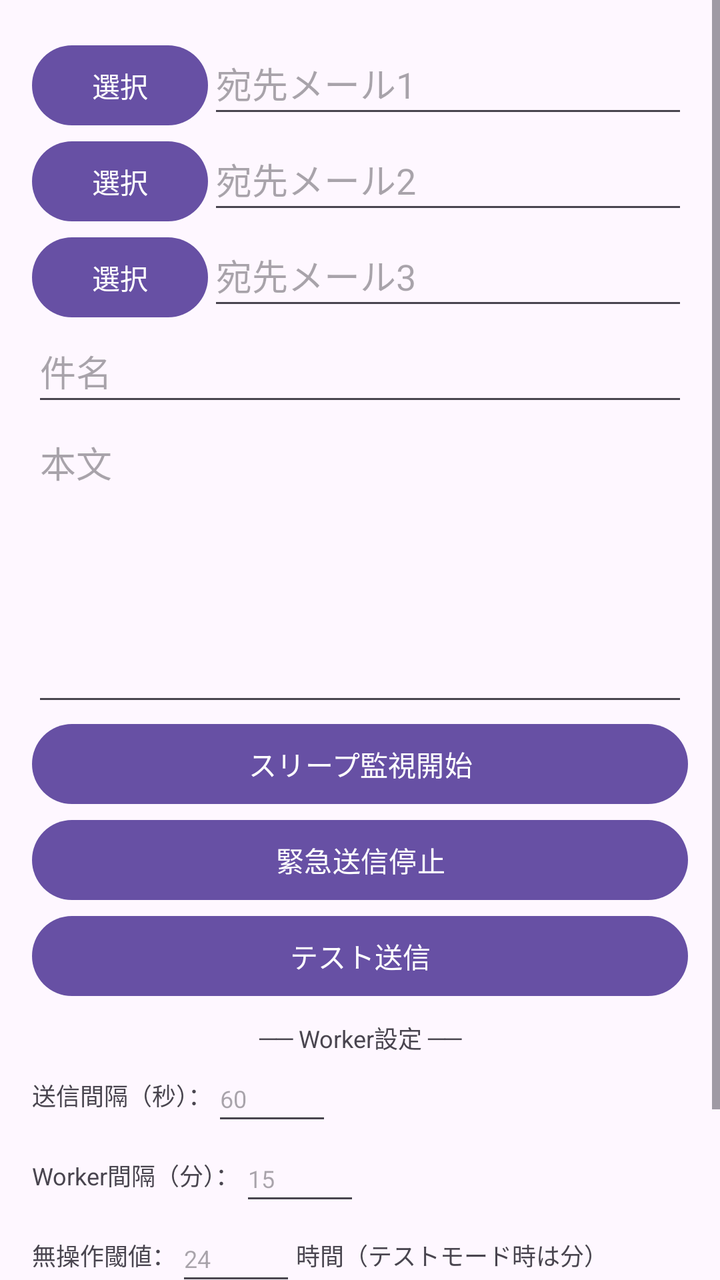
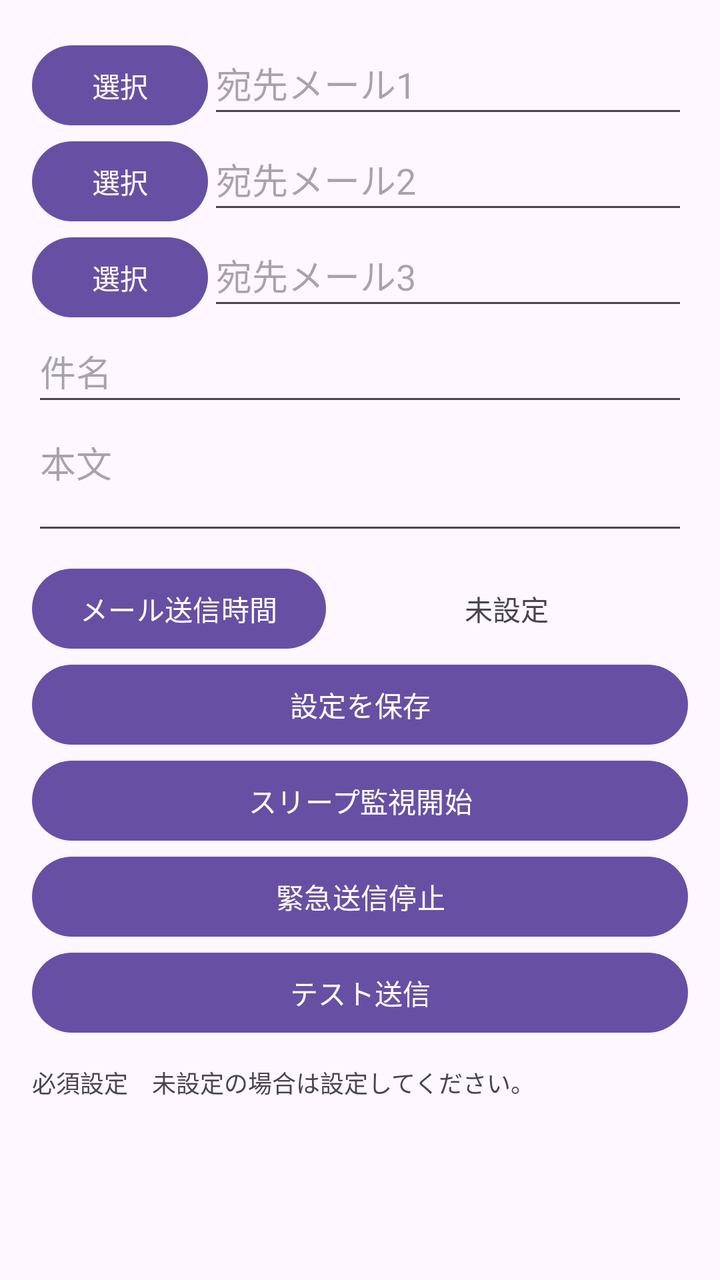

The first picture is an Android layout as it rendered before a commit; the second is the same layout after the commit. The layout source and the unified diff follow.
<!-- AndroidManifest.xml: activity theme Theme.SleepAlertApp -->
<!-- res/layout/activity_main.xml -->
<ScrollView
    xmlns:android="http://schemas.android.com/apk/res/android"
    xmlns:tools="http://schemas.android.com/tools"
    android:layout_width="match_parent"
    android:layout_height="match_parent"
    tools:context=".MainActivity">

    <LinearLayout
        android:layout_width="match_parent"
        android:layout_height="wrap_content"
        android:orientation="vertical"
        android:padding="16dp">

        
        <LinearLayout
            android:layout_width="match_parent"
            android:layout_height="wrap_content"
            android:orientation="horizontal">

            <Button
                android:id="@+id/buttonSelect1"
                android:layout_width="wrap_content"
                android:layout_height="wrap_content"
                android:text="選択" />

            <EditText
                android:id="@+id/editTextTo1"
                android:layout_width="0dp"
                android:layout_height="48dp"
                android:layout_weight="1"
                android:hint="宛先メール1"
                android:inputType="textEmailAddress" />
        </LinearLayout>

        
        <LinearLayout
            android:layout_width="match_parent"
            android:layout_height="wrap_content"
            android:orientation="horizontal">

            <Button
                android:id="@+id/buttonSelect2"
                android:layout_width="wrap_content"
                android:layout_height="wrap_content"
                android:text="選択" />

            <EditText
                android:id="@+id/editTextTo2"
                android:layout_width="0dp"
                android:layout_height="48dp"
                android:layout_weight="1"
                android:hint="宛先メール2"
                android:inputType="textEmailAddress" />
        </LinearLayout>

        
        <LinearLayout
            android:layout_width="match_parent"
            android:layout_height="wrap_content"
            android:orientation="horizontal">

            <Button
                android:id="@+id/buttonSelect3"
                android:layout_width="wrap_content"
                android:layout_height="wrap_content"
                android:text="選択" />

            <EditText
                android:id="@+id/editTextTo3"
                android:layout_width="0dp"
                android:layout_height="48dp"
                android:layout_weight="1"
                android:hint="宛先メール3"
                android:inputType="textEmailAddress" />
        </LinearLayout>

        
        <EditText
            android:id="@+id/editTextSubject"
            android:layout_width="match_parent"
            android:layout_height="48dp"
            android:hint="件名" />

        
        <EditText
            android:id="@+id/editTextBody"
            android:layout_width="match_parent"
            android:layout_height="150dp"
            android:hint="本文"
            android:gravity="top"
            android:inputType="textMultiLine" />

        
        <Button
            android:id="@+id/buttonStart"
            android:layout_width="match_parent"
            android:layout_height="wrap_content"
            android:minHeight="48dp"
            android:text="スリープ監視開始" />

        
        <Button
            android:id="@+id/buttonStop"
            android:layout_width="match_parent"
            android:layout_height="wrap_content"
            android:minHeight="48dp"
            android:text="緊急送信停止" />

        
        <Button
            android:id="@+id/buttonTestSend"
            android:layout_width="match_parent"
            android:layout_height="wrap_content"
            android:minHeight="48dp"
            android:text="テスト送信" />

        
        <TextView
            android:layout_width="match_parent"
            android:layout_height="wrap_content"
            android:text="── Worker設定 ──"
            android:gravity="center"
            android:layout_marginTop="8dp"
            android:textSize="12sp" />

        
        <LinearLayout
            android:layout_width="match_parent"
            android:layout_height="wrap_content"
            android:orientation="horizontal">

            <TextView
                android:layout_width="wrap_content"
                android:layout_height="wrap_content"
                android:text="送信間隔（秒）："
                android:textSize="12sp"
                android:layout_gravity="center_vertical" />

            <EditText
                android:id="@+id/editTextSendInterval"
                android:layout_width="60dp"
                android:layout_height="40dp"
                android:textSize="12sp"
                android:inputType="number"
                android:hint="60" />
        </LinearLayout>

        
        <LinearLayout
            android:layout_width="match_parent"
            android:layout_height="wrap_content"
            android:orientation="horizontal">

            <TextView
                android:layout_width="wrap_content"
                android:layout_height="wrap_content"
                android:text="Worker間隔（分）："
                android:textSize="12sp"
                android:layout_gravity="center_vertical" />

            <EditText
                android:id="@+id/editTextWorkerInterval"
                android:layout_width="60dp"
                android:layout_height="40dp"
                android:textSize="12sp"
                android:inputType="number"
                android:hint="15" />
        </LinearLayout>

        
        <LinearLayout
            android:layout_width="match_parent"
            android:layout_height="wrap_content"
            android:orientation="horizontal">

            <TextView
                android:layout_width="wrap_content"
                android:layout_height="wrap_content"
                android:text="無操作閾値："
                android:textSize="12sp"
                android:layout_gravity="center_vertical" />

            <EditText
                android:id="@+id/editTextThreshold"
                android:layout_width="60dp"
                android:layout_height="40dp"
                android:textSize="12sp"
                android:inputType="number"
                android:hint="24" />

            <TextView
                android:layout_width="wrap_content"
                android:layout_height="wrap_content"
                android:text="時間（テストモード時は分）"
                android:textSize="12sp"
                android:layout_gravity="center_vertical" />
        </LinearLayout>

        
        <LinearLayout
            android:layout_width="match_parent"
            android:layout_height="wrap_content"
            android:orientation="horizontal">

            <TextView
                android:layout_width="wrap_content"
                android:layout_height="wrap_content"
                android:text="テストモード（閾値を分単位に）："
                android:textSize="12sp"
                android:layout_gravity="center_vertical" />

            <Switch
                android:id="@+id/switchTestMode"
                android:layout_width="wrap_content"
                android:layout_height="wrap_content" />
        </LinearLayout>

        <Button
            android:id="@+id/buttonSaveWorkerSettings"
            android:layout_width="match_parent"
            android:layout_height="wrap_content"
            android:minHeight="48dp"
            android:textSize="12sp"
            android:text="設定を保存" />

    </LinearLayout>
</ScrollView>
<!-- resources referenced by this layout -->
<resources>
  <style name="Theme.SleepAlertApp" parent="Base.Theme.SleepAlertApp" />
  <style name="Base.Theme.SleepAlertApp" parent="Theme.Material3.DayNight.NoActionBar">
          
          
      </style>
</resources>

<!-- the commit's change to res/layout/activity_main.xml (unified diff, before → after) -->
@@ -85,10 +85,45 @@
         <EditText
             android:id="@+id/editTextBody"
             android:layout_width="match_parent"
-            android:layout_height="150dp"
+            android:layout_height="wrap_content"
             android:hint="本文"
             android:gravity="top"
+            android:lines="2"
+            android:maxLines="2"
+            android:minLines="2"
             android:inputType="textMultiLine" />
+
+        
+        <LinearLayout
+            android:layout_width="match_parent"
+            android:layout_height="wrap_content"
+            android:orientation="horizontal"
+            android:layout_marginTop="8dp">
+
+            <Button
+                android:id="@+id/buttonSendInterval"
+                android:layout_width="wrap_content"
+                android:layout_height="wrap_content"
+                android:text="メール送信時間" />
+
+            <TextView
+                android:id="@+id/textViewSendInterval"
+                android:layout_width="0dp"
+                android:layout_height="wrap_content"
+                android:layout_weight="1"
+                android:layout_gravity="center_vertical"
+                android:text="未設定"
+                android:textSize="14sp"
+                android:gravity="center" />
+        </LinearLayout>
+
+        
+        <Button
+            android:id="@+id/buttonSaveSettings"
+            android:layout_width="match_parent"
+            android:layout_height="wrap_content"
+            android:minHeight="48dp"
+            android:text="設定を保存" />
 
         
         <Button
@@ -118,110 +153,27 @@
         <TextView
             android:layout_width="match_parent"
             android:layout_height="wrap_content"
-            android:text="── Worker設定 ──"
-            android:gravity="center"
-            android:layout_marginTop="8dp"
+            android:text="必須設定　未設定の場合は設定してください。"
+            android:textSize="12sp"
+            android:layout_marginTop="12dp" />
+
+        <TextView
+            android:id="@+id/textViewBattery"
+            android:layout_width="match_parent"
+            android:layout_height="wrap_content"
             android:textSize="12sp" />
 
-        
-        <LinearLayout
+        <TextView
+            android:id="@+id/textViewBackground"
             android:layout_width="match_parent"
             android:layout_height="wrap_content"
-            android:orientation="horizontal">
+            android:textSize="12sp" />
 
-            <TextView
-                android:layout_width="wrap_content"
-                android:layout_height="wrap_content"
-                android:text="送信間隔（秒）："
-                android:textSize="12sp"
-                android:layout_gravity="center_vertical" />
-
-            <EditText
-                android:id="@+id/editTextSendInterval"
-                android:layout_width="60dp"
-                android:layout_height="40dp"
-                android:textSize="12sp"
-                android:inputType="number"
-                android:hint="60" />
-        </LinearLayout>
-
-        
-        <LinearLayout
+        <TextView
+            android:id="@+id/textViewAlarm"
             android:layout_width="match_parent"
             android:layout_height="wrap_content"
-            android:orientation="horizontal">
-
-            <TextView
-                android:layout_width="wrap_content"
-                android:layout_height="wrap_content"
-                android:text="Worker間隔（分）："
-                android:textSize="12sp"
-                android:layout_gravity="center_vertical" />
-
-            <EditText
-                android:id="@+id/editTextWorkerInterval"
-                android:layout_width="60dp"
-                android:layout_height="40dp"
-                android:textSize="12sp"
-                android:inputType="number"
-                android:hint="15" />
-        </LinearLayout>
-
-        
-        <LinearLayout
-            android:layout_width="match_parent"
-            android:layout_height="wrap_content"
-            android:orientation="horizontal">
-
-            <TextView
-                android:layout_width="wrap_content"
-                android:layout_height="wrap_content"
-                android:text="無操作閾値："
-                android:textSize="12sp"
-                android:layout_gravity="center_vertical" />
-
-            <EditText
-                android:id="@+id/editTextThreshold"
-                android:layout_width="60dp"
-                android:layout_height="40dp"
-                android:textSize="12sp"
-                android:inputType="number"
-                android:hint="24" />
-
-            <TextView
-                android:layout_width="wrap_content"
-                android:layout_height="wrap_content"
-                android:text="時間（テストモード時は分）"
-                android:textSize="12sp"
-                android:layout_gravity="center_vertical" />
-        </LinearLayout>
-
-        
-        <LinearLayout
-            android:layout_width="match_parent"
-            android:layout_height="wrap_content"
-            android:orientation="horizontal">
-
-            <TextView
-                android:layout_width="wrap_content"
-                android:layout_height="wrap_content"
-                android:text="テストモード（閾値を分単位に）："
-                android:textSize="12sp"
-                android:layout_gravity="center_vertical" />
-
-            <Switch
-                android:id="@+id/switchTestMode"
-                android:layout_width="wrap_content"
-                android:layout_height="wrap_content" />
-        </LinearLayout>
-
-        <Button
-            android:id="@+id/buttonSaveWorkerSettings"
-            android:layout_width="match_parent"
-            android:layout_height="wrap_content"
-            android:minHeight="48dp"
-            android:textSize="12sp"
-            android:text="設定を保存" />
+            android:textSize="12sp" />
 
     </LinearLayout>
 </ScrollView>
